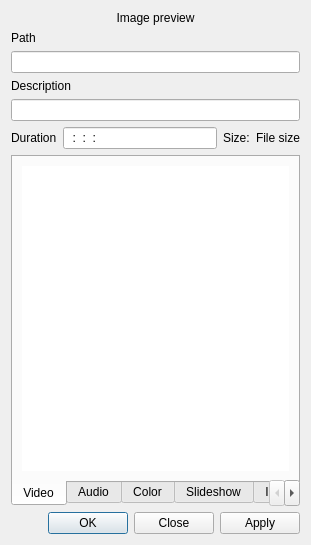
Old version of the form src/widgets/clipproperties_ui.ui in the repository KDE/kdenlive.
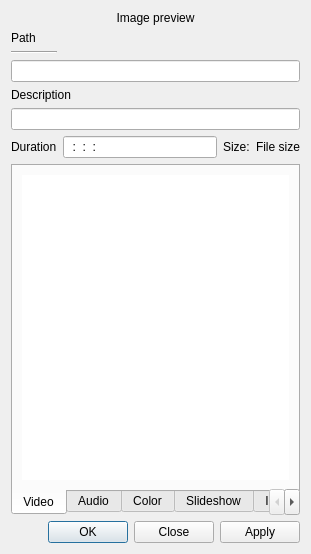
New version of the form. Custom widgets are drawn as their Qt base class.

```diff
--- a/src/widgets/clipproperties_ui.ui
+++ b/src/widgets/clipproperties_ui.ui
@@ -14,7 +14,7 @@
    <string>Clip Properties</string>
   </property>
   <layout class="QGridLayout" name="gridLayout_2">
-   <item row="7" column="1" colspan="2">
+   <item row="8" column="1" colspan="2">
     <spacer name="verticalSpacer_4">
      <property name="orientation">
       <enum>Qt::Vertical</enum>
@@ -34,52 +34,52 @@
      </property>
     </widget>
    </item>
-   <item row="2" column="0" colspan="4">
+   <item row="3" column="0" colspan="4">
     <widget class="KLineEdit" name="clip_path">
      <property name="readOnly">
       <bool>true</bool>
      </property>
     </widget>
    </item>
-   <item row="3" column="0" colspan="4">
+   <item row="4" column="0" colspan="4">
     <widget class="QLabel" name="label_description">
      <property name="text">
       <string>Description</string>
      </property>
     </widget>
    </item>
-   <item row="4" column="0" colspan="4">
+   <item row="5" column="0" colspan="4">
     <widget class="KLineEdit" name="clip_description"/>
    </item>
-   <item row="5" column="0">
+   <item row="6" column="0">
     <widget class="QLabel" name="label_duration">
      <property name="text">
       <string>Duration</string>
      </property>
     </widget>
    </item>
-   <item row="5" column="1">
+   <item row="6" column="1">
     <widget class="KRestrictedLine" name="clip_duration">
      <property name="inputMask">
       <string>99:99:99:99; </string>
      </property>
     </widget>
    </item>
-   <item row="5" column="2">
+   <item row="6" column="2">
     <widget class="QLabel" name="label_size">
      <property name="text">
       <string>Size:</string>
      </property>
     </widget>
    </item>
-   <item row="5" column="3">
+   <item row="6" column="3">
     <widget class="QLabel" name="clip_filesize">
      <property name="text">
       <string>File size</string>
      </property>
     </widget>
    </item>
-   <item row="8" column="0" colspan="4">
+   <item row="9" column="0" colspan="4">
     <widget class="QDialogButtonBox" name="buttonBox">
      <property name="orientation">
       <enum>Qt::Horizontal</enum>
@@ -99,7 +99,7 @@
      </property>
     </widget>
    </item>
-   <item row="6" column="0" colspan="4">
+   <item row="7" column="0" colspan="4">
     <widget class="QTabWidget" name="tabWidget">
      <property name="tabPosition">
       <enum>QTabWidget::South</enum>
@@ -111,8 +111,8 @@
       <attribute name="title">
        <string>Video</string>
       </attribute>
-      <layout class="QGridLayout" name="gridLayout">
-       <item row="0" column="0" colspan="2">
+      <layout class="QVBoxLayout" name="verticalLayout">
+       <item>
         <widget class="QTreeWidget" name="clip_vproperties">
          <property name="frameShape">
           <enum>QFrame::NoFrame</enum>
@@ -790,6 +790,13 @@
      </widget>
     </widget>
    </item>
+   <item row="2" column="0">
+    <widget class="Line" name="line">
+     <property name="orientation">
+      <enum>Qt::Horizontal</enum>
+     </property>
+    </widget>
+   </item>
   </layout>
  </widget>
  <customwidgets>
```
Left out of the diff: 4 changed lines with no effect on the pictures.
